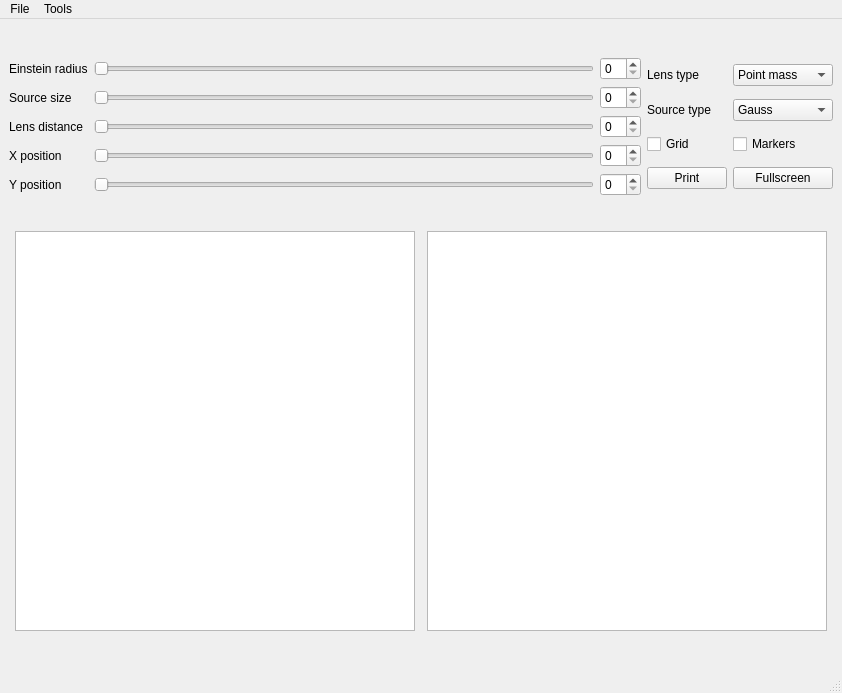
Before: the Qt Designer form CosmoGUI/cosmogui.ui in Simon-Ing/Cosmo_Ai, drawn with Qt 5.
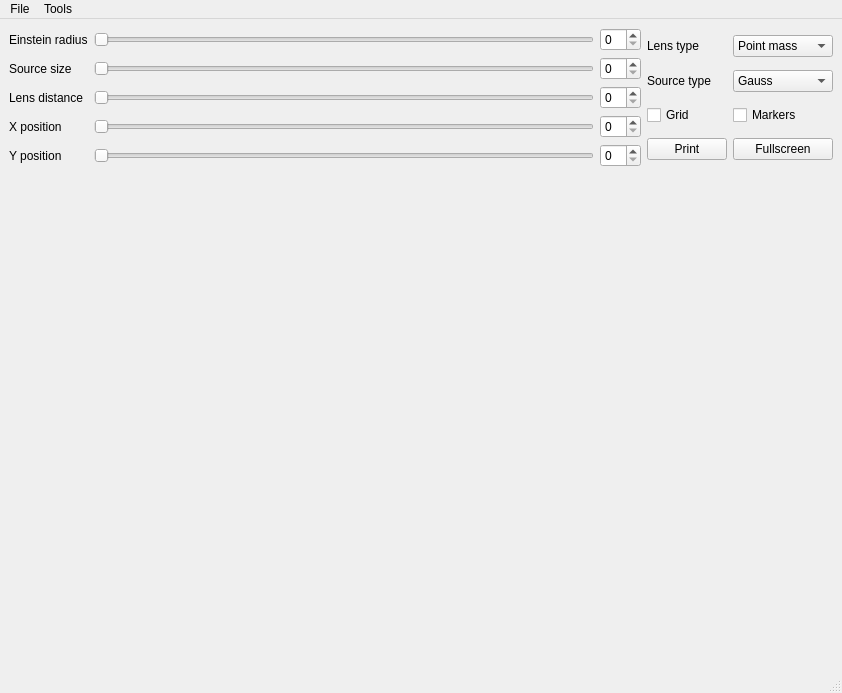
After: the same form once the commit is applied.

```diff
--- a/CosmoGUI/cosmogui.ui
+++ b/CosmoGUI/cosmogui.ui
@@ -17,23 +17,10 @@
    <layout class="QGridLayout" name="gridLayout_2">
     <item row="1" column="0" colspan="2">
      <layout class="QGridLayout" name="gridLayout_5">
-      <item row="0" column="1">
-       <widget class="QGraphicsView" name="distortedView">
-        <property name="maximumSize">
-         <size>
-          <width>400</width>
-          <height>400</height>
-         </size>
-        </property>
-       </widget>
-      </item>
       <item row="0" column="0">
-       <widget class="QGraphicsView" name="undistortedView">
-        <property name="maximumSize">
-         <size>
-          <width>400</width>
-          <height>400</height>
-         </size>
+       <widget class="QLabel" name="imgLabel">
+        <property name="text">
+         <string/>
         </property>
        </widget>
       </item>
```
